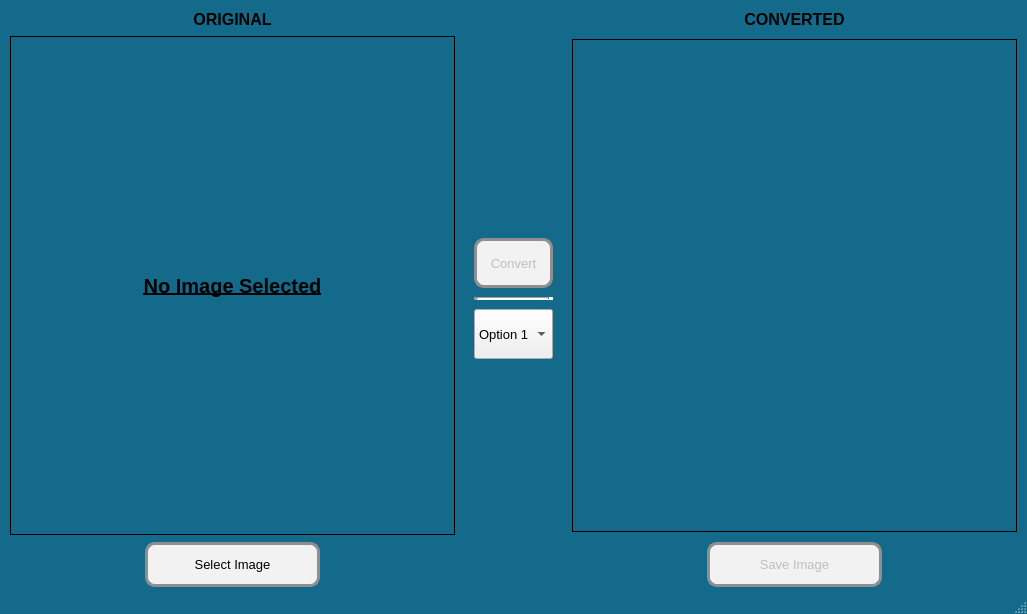
Before: the Qt Designer form app_ui.ui in ahmedmostafa0x61/Depth_Estimation, drawn with Qt 5.
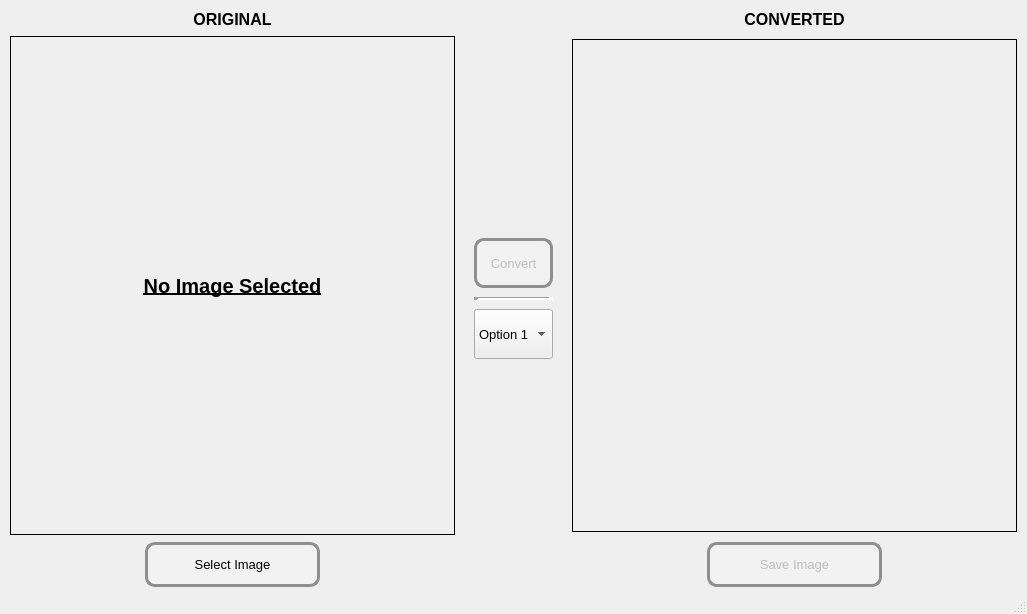
After: the same form once the commit is applied.

What changed in the file:
```diff
--- a/app_ui.ui
+++ b/app_ui.ui
@@ -22,8 +22,9 @@
   <property name="styleSheet">
    <string notr="true">QMainWindow{
 
+/*
 background-color: qlineargradient(spread:pad, x1:1, y1:0, x2:0, y2:0, stop:0.2 #136a8a, stop:1 #136a8a);
-
+*/
 }
 
 #2C3E50
@@ -112,7 +113,7 @@
       <item>
        <widget class="QLabel" name="img_before">
         <property name="sizePolicy">
-         <sizepolicy hsizetype="Expanding" vsizetype="Expanding">
+         <sizepolicy hsizetype="MinimumExpanding" vsizetype="MinimumExpanding">
           <horstretch>0</horstretch>
           <verstretch>0</verstretch>
          </sizepolicy>
@@ -140,6 +141,9 @@
         <property name="styleSheet">
          <string notr="true">border: 1px solid black;</string>
         </property>
+        <property name="frameShape">
+         <enum>QFrame::NoFrame</enum>
+        </property>
         <property name="text">
          <string>No Image Selected</string>
         </property>
@@ -334,7 +338,7 @@
       <item>
        <widget class="QLabel" name="img_after">
         <property name="sizePolicy">
-         <sizepolicy hsizetype="Expanding" vsizetype="Expanding">
+         <sizepolicy hsizetype="MinimumExpanding" vsizetype="MinimumExpanding">
           <horstretch>0</horstretch>
           <verstretch>0</verstretch>
          </sizepolicy>
@@ -352,7 +356,10 @@
          <string/>
         </property>
         <property name="scaledContents">
-         <bool>true</bool>
+         <bool>false</bool>
+        </property>
+        <property name="alignment">
+         <set>Qt::AlignCenter</set>
         </property>
        </widget>
       </item>
```
Left out of the diff: 2 changed lines with no effect on the pictures.
